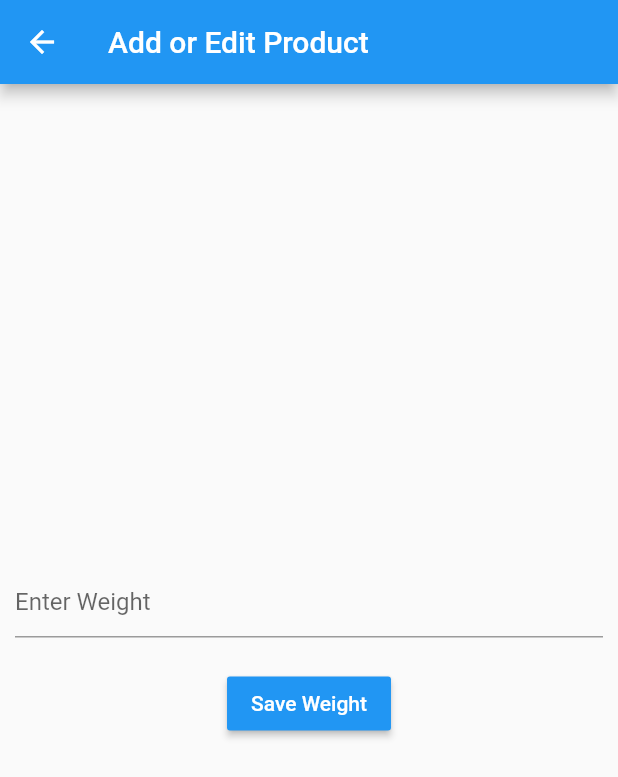
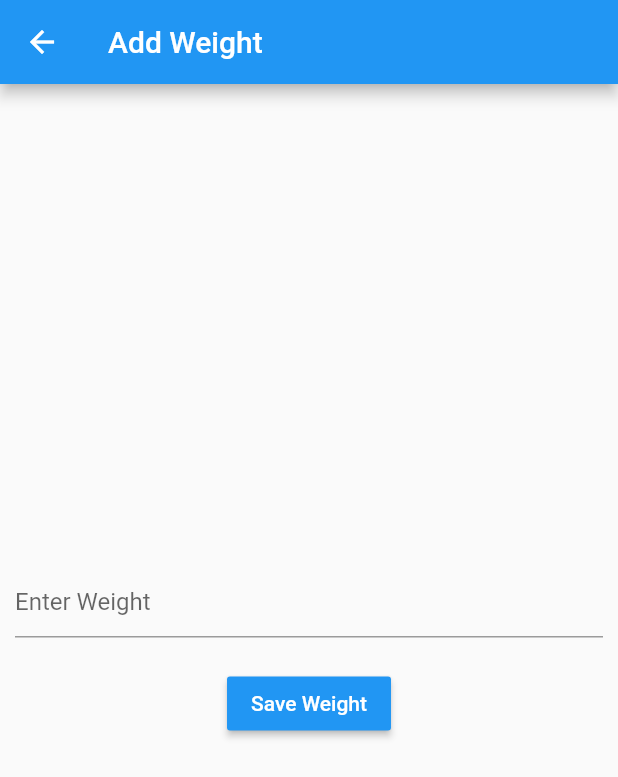
Before and after one commit to in-touchgh/opanyin, a Flutter app: the EditOrAddWeight screen opened by its route, on a phone screen of 412 x 824 dp. Shown: the top 777 px of the screen. Run offline on Flutter 3.47's test engine with Material 2 defaults, Android fonts, the phone set to English and light mode, and no system bars; our stand-ins replace cloud_firestore, firebase_auth, firebase_core; accounts and stored records are empty; network calls fail.

Commit message:
hands on

```diff
--- a/lib/controls/provider.dart
+++ b/lib/controls/provider.dart
@@ -39,11 +39,11 @@ class WeightProvider with ChangeNotifier {
     if (_id.isEmpty) {
       var newWeight =
       Weight(weight: getWeight, id: service.createId(), timestamp: getTimestamp);
-      service.saveProduct(newWeight);
+      service.saveWeight(newWeight);
     } else {
       var updatedWeight =
       Weight(weight: getWeight, timestamp: getTimestamp, id: _id);
-      service.updateProduct(updatedWeight);
+      service.updateWeight(updatedWeight);
     }
   }
 
--- a/lib/views/edit_weight.dart
+++ b/lib/views/edit_weight.dart
@@ -69,7 +69,7 @@ class _EditOrAddWeightState extends State<EditOrAddWeight> {
 
     return Scaffold(
       appBar: AppBar(
-        title: Text('Add or Edit Product'),
+        title: routeData!=null?Text('Edit Weight'):Text('Add Weight'),
       ),
       body: Center(
           child: Form(
```
